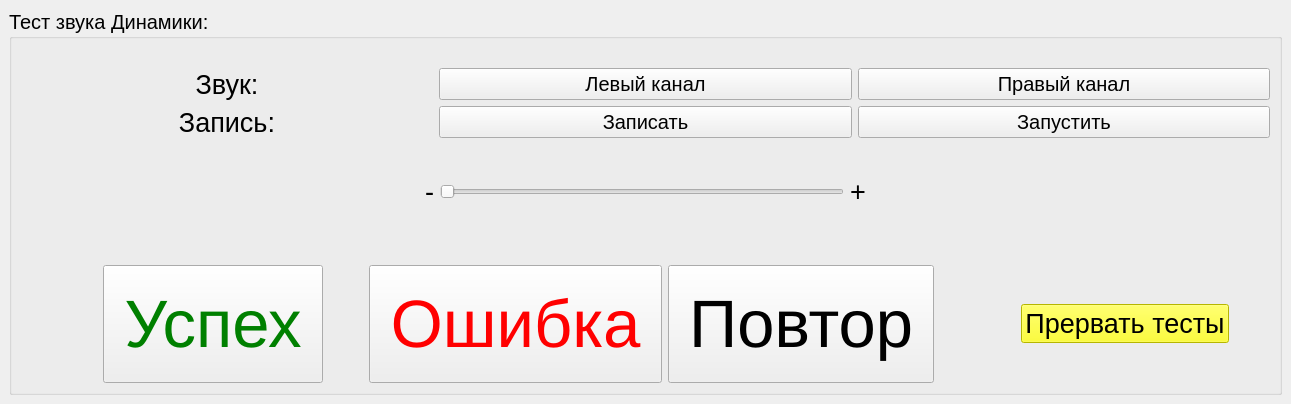
This is ui/test_speaker_audio.ui in Mex93/MonoblockTests as Qt 5 draws it before an edit. The edited form follows.
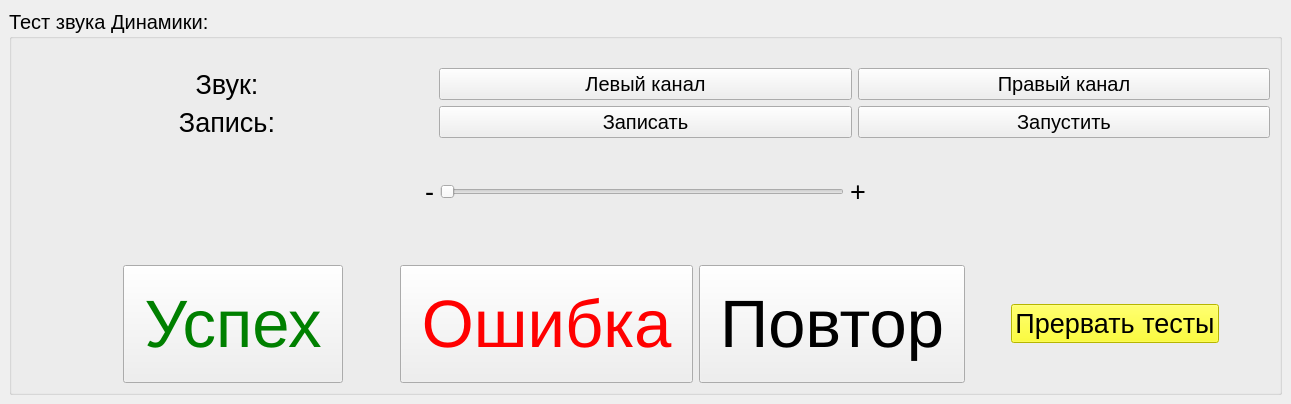
This is the edited form. Icons and pictures are not drawn.

Commit message: rebuild all tests gui, is process for rebuilding all for Danil

```diff
--- a/ui/test_speaker_audio.ui
+++ b/ui/test_speaker_audio.ui
@@ -337,19 +337,6 @@
              </property>
             </widget>
            </item>
-           <item>
-            <spacer name="horizontalSpacer_4">
-             <property name="orientation">
-              <enum>Qt::Orientation::Horizontal</enum>
-             </property>
-             <property name="sizeHint" stdset="0">
-              <size>
-               <width>40</width>
-               <height>20</height>
-              </size>
-             </property>
-            </spacer>
-           </item>
            <item>
             <layout class="QHBoxLayout" name="horizontalLayout_4" stretch="0,0">
              <item>
```
The commit also changes 28 other files.
